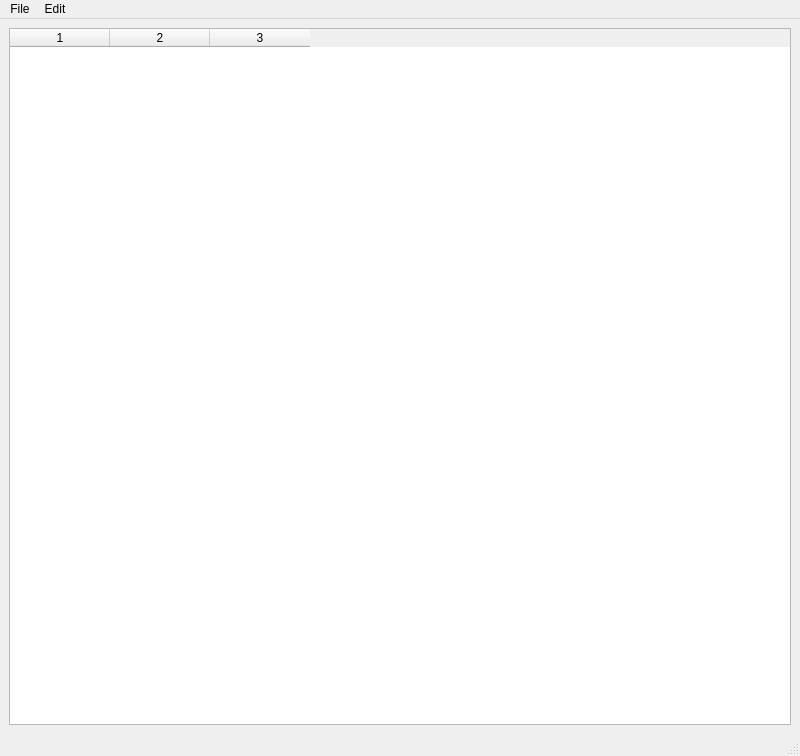
The window that ui/mainwindow.ui (AeroNotix/freepoint) describes before a commit, drawn with Qt 5.
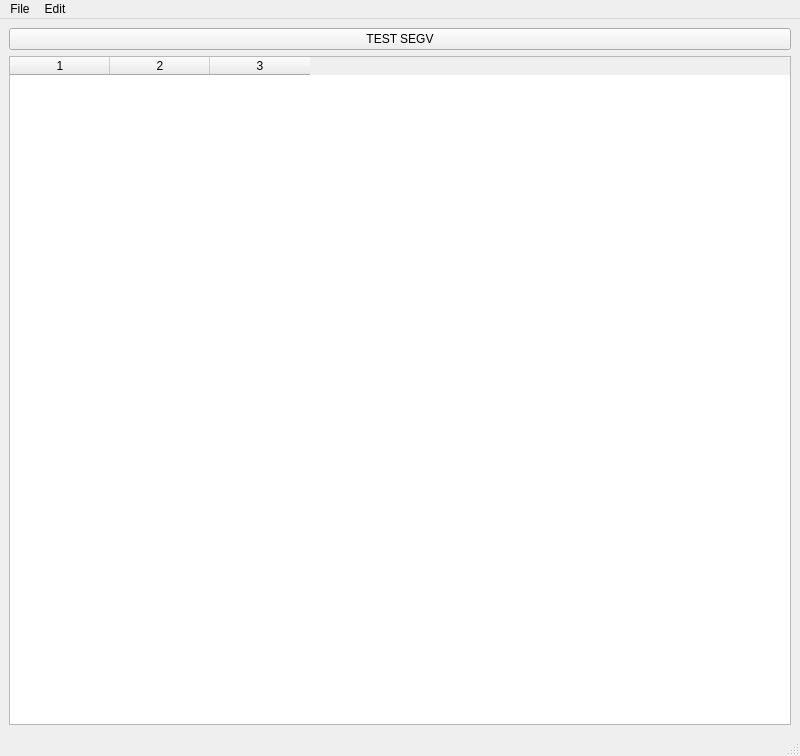
The same window after the commit. Icons and pictures are not drawn.

What changed in the file:
```diff
--- a/ui/mainwindow.ui
+++ b/ui/mainwindow.ui
@@ -19,7 +19,7 @@
   </property>
   <widget class="QWidget" name="centralwidget">
    <layout class="QGridLayout" name="gridLayout">
-    <item row="0" column="0">
+    <item row="1" column="0">
      <widget class="QTableWidget" name="tableWidget">
       <property name="columnCount">
        <number>3</number>
@@ -29,6 +29,13 @@
       <column/>
      </widget>
     </item>
+    <item row="0" column="0">
+     <widget class="QPushButton" name="pushButton">
+      <property name="text">
+       <string>TEST SEGV</string>
+      </property>
+     </widget>
+    </item>
    </layout>
   </widget>
   <widget class="QMenuBar" name="menubar">
```
Left out of the diff: 17 changed lines with no effect on the pictures.
